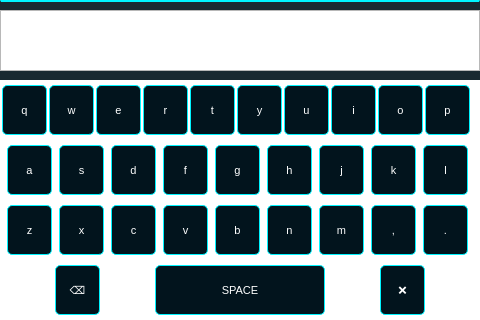
The window that screens/main_window.ui (MurikEv/NeuroDeck) describes before a commit, drawn with Qt 5.
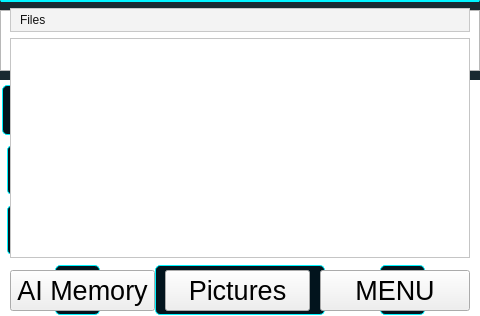
The same window after the commit. The open tabs and pages were chosen to show the change. Icons and pictures are not drawn.

```diff
--- a/screens/main_window.ui
+++ b/screens/main_window.ui
@@ -7,7 +7,7 @@
     <x>0</x>
     <y>0</y>
     <width>480</width>
-    <height>320</height>
+    <height>316</height>
    </rect>
   </property>
   <property name="sizePolicy">
@@ -924,7 +924,91 @@
     </widget>
     <widget class="QWidget" name="browser_screen"/>
     <widget class="QWidget" name="notepad_screen"/>
-    <widget class="QWidget" name="fileexplorer_screen"/>
+    <widget class="QWidget" name="fileexplorer_screen">
+     <widget class="QLabel" name="fileexplorer_path_label">
+      <property name="geometry">
+       <rect>
+        <x>10</x>
+        <y>8</y>
+        <width>460</width>
+        <height>24</height>
+       </rect>
+      </property>
+      <property name="styleSheet">
+       <string notr="true">background-color: #f3f3f3;
+border: 1px solid #c8c8c8;
+padding-left: 6px;
+color: #111111;</string>
+      </property>
+      <property name="text">
+       <string>Files</string>
+      </property>
+     </widget>
+     <widget class="QTableWidget" name="file_table">
+      <property name="geometry">
+       <rect>
+        <x>10</x>
+        <y>38</y>
+        <width>460</width>
+        <height>220</height>
+       </rect>
+      </property>
+      <property name="styleSheet">
+       <string notr="true">QTableWidget {
+	background-color: white;
+	color: black;
+	gridline-color: #dddddd;
+	selection-background-color: #0078d7;
+	selection-color: white;
+}
+QHeaderView::section {
+	background-color: #f3f3f3;
+	color: black;
+	border: 1px solid #d0d0d0;
+	padding: 3px;
+}</string>
+      </property>
+     </widget>
+     <widget class="QPushButton" name="ai_memory_btn">
+      <property name="geometry">
+       <rect>
+        <x>10</x>
+        <y>270</y>
+        <width>145</width>
+        <height>41</height>
+       </rect>
+      </property>
+      <property name="text">
+       <string>AI Memory</string>
+      </property>
+     </widget>
+     <widget class="QPushButton" name="cam_pictures_btn">
+      <property name="geometry">
+       <rect>
+        <x>165</x>
+        <y>270</y>
+        <width>145</width>
+        <height>41</height>
+       </rect>
+      </property>
+      <property name="text">
+       <string>Pictures</string>
+      </property>
+     </widget>
+     <widget class="QPushButton" name="back_to_menu_btn">
+      <property name="geometry">
+       <rect>
+        <x>320</x>
+        <y>270</y>
+        <width>150</width>
+        <height>41</height>
+       </rect>
+      </property>
+      <property name="text">
+       <string>MENU</string>
+      </property>
+     </widget>
+    </widget>
     <widget class="QWidget" name="messenger_screen">
      <widget class="QTextEdit" name="textEdit_2">
       <property name="geometry">
```
Left out of the diff: 2 changed lines with no effect on the pictures.
